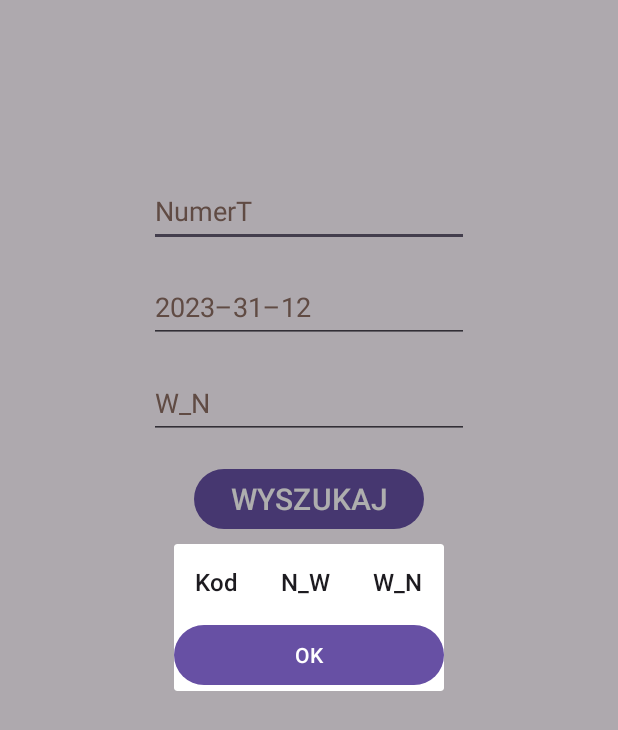
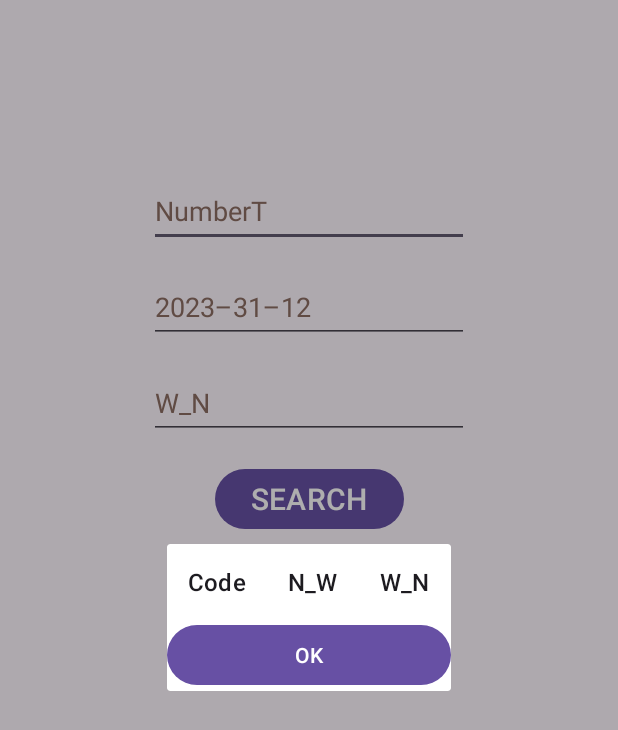
Before and after one commit to JediSebas/TConnect, an Android app: the fragment ExtraSearchFragment placed in its activity, on a phone screen of 412 x 824 dp. Shown: the top 730 px of the screen. Run offline under Robolectric (Android 15) with nearby library versions, the phone set to English and light mode, and no system bars; 4 statements that could not run were skipped.

Commit message:
Added translation

```diff
--- a/app/src/main/java/com/jedisebas/tconnect/extrasearch/ExtraSearchActivity.kt
+++ b/app/src/main/java/com/jedisebas/tconnect/extrasearch/ExtraSearchActivity.kt
@@ -8,6 +8,7 @@ import android.widget.DatePicker
 import android.widget.EditText
 import android.widget.Toast
 import androidx.appcompat.app.AppCompatActivity
+import com.jedisebas.tconnect.R
 import com.jedisebas.tconnect.databinding.ActivityExtrasearchBinding
 import java.util.Calendar
 
@@ -35,7 +36,7 @@ class ExtraSearchActivity : AppCompatActivity() {
             val wN = binding.wNEt.text.toString().trim()
 
             if (numberT.isEmpty() || date.isEmpty()) {
-                Toast.makeText(baseContext, "Podaj numer i datę!", Toast.LENGTH_SHORT).show()
+                Toast.makeText(baseContext, getString(R.string.enter_number_and_date), Toast.LENGTH_SHORT).show()
             } else {
                 searchAndShow(numberT.toInt(), date, wN)
             }
--- a/app/src/main/java/com/jedisebas/tconnect/extrasearch/ExtraSearchFragment.kt
+++ b/app/src/main/java/com/jedisebas/tconnect/extrasearch/ExtraSearchFragment.kt
@@ -60,7 +60,7 @@ class ExtraSearchFragment : DialogFragment(), OnItemClickListener {
 
                 viewModel.isNotConnected.observe(viewLifecycleOwner) {
                     if (it) {
-                        Toast.makeText(context, "Błąd łączenia z bazą danych", Toast.LENGTH_SHORT).show()
+                        Toast.makeText(context, getString(R.string.error_connect_database), Toast.LENGTH_SHORT).show()
                     }
                 }
             }
--- a/app/src/main/java/com/jedisebas/tconnect/search/SearchFragment.kt
+++ b/app/src/main/java/com/jedisebas/tconnect/search/SearchFragment.kt
@@ -52,7 +52,7 @@ class SearchFragment : DialogFragment(), OnItemClickListener {
 
                 viewModel.isNotConnected.observe(viewLifecycleOwner) {
                     if (it) {
-                        Toast.makeText(context, "Błąd łączenia z bazą danych", Toast.LENGTH_SHORT).show()
+                        Toast.makeText(context, getString(R.string.error_connect_database), Toast.LENGTH_SHORT).show()
                     }
                 }
             }
--- a/app/src/main/res/values/strings.xml
+++ b/app/src/main/res/values/strings.xml
@@ -1,16 +1,19 @@
 <resources>
-    <string name="app_name">TConnect</string>
+    <string name="app_name" translatable="false">TConnect</string>
 
-    <string name="code_example">5900592341879</string>
+    <string name="code_example" translatable="false">5900592341879</string>
 
-    <string name="code_header">Kod</string>
+    <string name="code_header">Code</string>
     <string name="n_w_header">N_W</string>
     <string name="w_n_header">W_N</string>
-    <string name="number_t_header">NumerT</string>
-    <string name="ok">OK</string>
-    <string name="date_example">2023–31–12</string>
+    <string name="number_t_header">NumberT</string>
+    <string name="ok" translatable="false">OK</string>
+    <string name="date_example" translatable="false">2023–31–12</string>
 
-    <string name="not_chose_field">"Nie wybrano żadnego pola!"</string>
-    <string name="go_to_extra_search">\?</string>
-    <string name="search">WYSZUKAJ</string>
+    <string name="not_chose_field">No field selected!</string>
+    <string name="enter_number_and_date">Enter the number and date!</string>
+    <string name="error_connect_database">Error connecting to the database</string>
+
+    <string name="go_to_extra_search" translatable="false">\?</string>
+    <string name="search">SEARCH</string>
 </resources>
```
Also changed, not shown: 1 other file.
